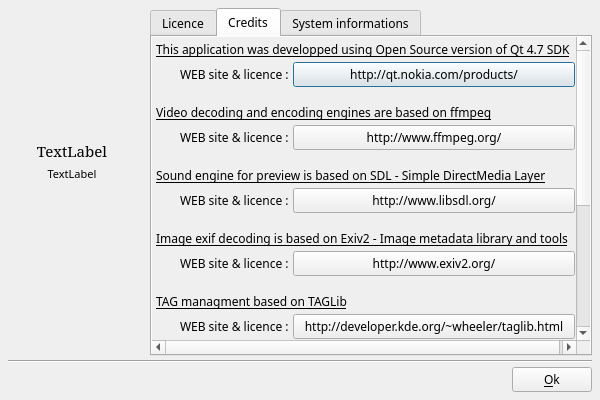
boenki/ffdiaporama, file src/ffDiaporama/DlgAbout.ui: the form before one commit.
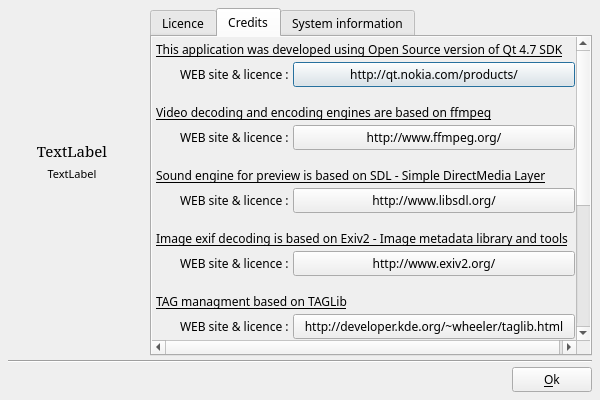
The form after the commit. Icons and pictures are not drawn.

Commit message: French version / Correction de bug : -Corrige plusieurs phrases anglaises dans l'interface

Patch:
```diff
--- a/src/ffDiaporama/DlgAbout.ui
+++ b/src/ffDiaporama/DlgAbout.ui
@@ -255,7 +255,7 @@
                   </font>
                  </property>
                  <property name="text">
-                  <string>This application was developped using Open Source version of Qt 4.7 SDK</string>
+                  <string>This application was developed using Open Source version of Qt 4.7 SDK</string>
                  </property>
                  <property name="wordWrap">
                   <bool>true</bool>
@@ -662,7 +662,7 @@
          </widget>
          <widget class="QWidget" name="tab_4">
           <attribute name="title">
-           <string>System informations</string>
+           <string>System information</string>
           </attribute>
           <layout class="QVBoxLayout" name="verticalLayout_6">
            <property name="spacing">
```
The commit also changes 40 other files.
